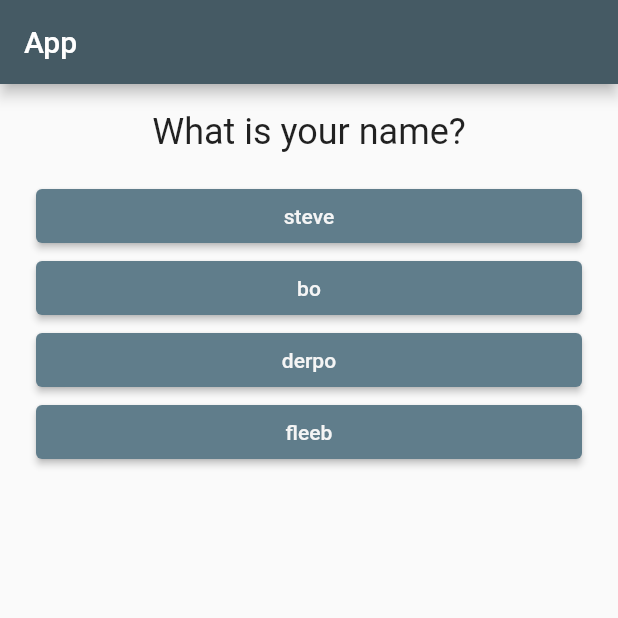
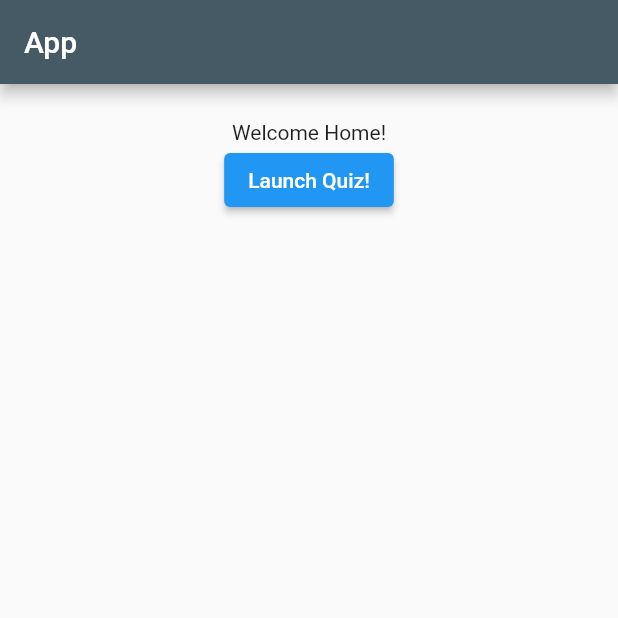
Before and after one commit to AlecGrey/flutter-practice, a Flutter app: the screen it shows after launch, on a phone screen of 412 x 824 dp, the top half of it. Run offline on Flutter 3.47's test engine with Material 2 defaults, Android fonts, the phone set to English and light mode, and no system bars.

Commit message:
migrated quiz to separate file, incorporated routes

```diff
--- a/lib/main.dart
+++ b/lib/main.dart
@@ -1,78 +1,48 @@
 // packages
 import 'package:flutter/material.dart';
 // widgets
-import './question.dart';
-import './answer.dart';
+import './quiz.dart';
 
 void main() => runApp(MyApp());
 
-class MyApp extends StatefulWidget {
+class MyApp extends StatelessWidget {
   @override
-  State<StatefulWidget> createState() {
-    return _MyAppState();
+  Widget build(BuildContext context) {
+    return MaterialApp(
+      home: HomePage(),
+    );
   }
 }
 
-class _MyAppState extends State<MyApp> {
-  var _index = 0;
-
-  void _answerQuestion() {
-    print(_index);
-    setState(() => _index++);
+class HomePage extends StatelessWidget {
+  // NAVIGATE TO QUIZ
+  void navigateToQuiz(BuildContext context) {
+    Navigator.push(context,
+        MaterialPageRoute<void>(builder: (BuildContext context) {
+      return Quiz();
+    }));
   }
-
-  bool _questionsRemaining() {
-    return _questions.length > _index;
-  }
-
-  static const _questions = [
-    {
-      'questionText': "What is your name?",
-      'answers': ['steve', 'bo', 'derpo', 'fleeb'],
-    },
-    {
-      'questionText': "What is your quest?",
-      'answers': [
-        'To find the Holy Grail',
-        'Measure the airspeed velocity of an African Swallow',
-        'To bring a shrubbery',
-        'To bravely run away'
-      ],
-    },
-    {
-      'questionText': "What is your favorite color?",
-      'answers': ['Blue', 'Green', 'Fuchsia', 'Yellow'],
-    }
-  ];
 
   @override
   Widget build(BuildContext context) {
-    return MaterialApp(
-      home: Scaffold(
+    return Scaffold(
       appBar: AppBar(
         title: Text(
           'App',
         ),
         backgroundColor: Colors.blueGrey[700],
       ),
-        body: _questionsRemaining()
-            ? Column(
+      body: Container(
+        margin: EdgeInsets.all(24),
+        width: double.infinity,
+        child: Column(
           children: [
-                  Question(
-                    _questions[_index]['questionText'],
+            Text('Welcome Home!'),
+            ElevatedButton(
+              onPressed: () => navigateToQuiz(context),
+              child: Text('Launch Quiz!'),
             ),
-                  ...(_questions[_index]['answers'] as List<String>)
-                      .map((answer) {
-                    return Answer(_answerQuestion, answer);
-                  }).toList()
           ],
-              )
-            : Center(
-                child: Text('No questions remain.',
-                    style: TextStyle(
-                      fontSize: 20,
-                      fontWeight: FontWeight.w300,
-                    )),
         ),
       ),
     );
```
Also changed, not shown: lib/quiz.dart (+71 -3 lines). Lines whose indentation alone changed are shown as unchanged.
